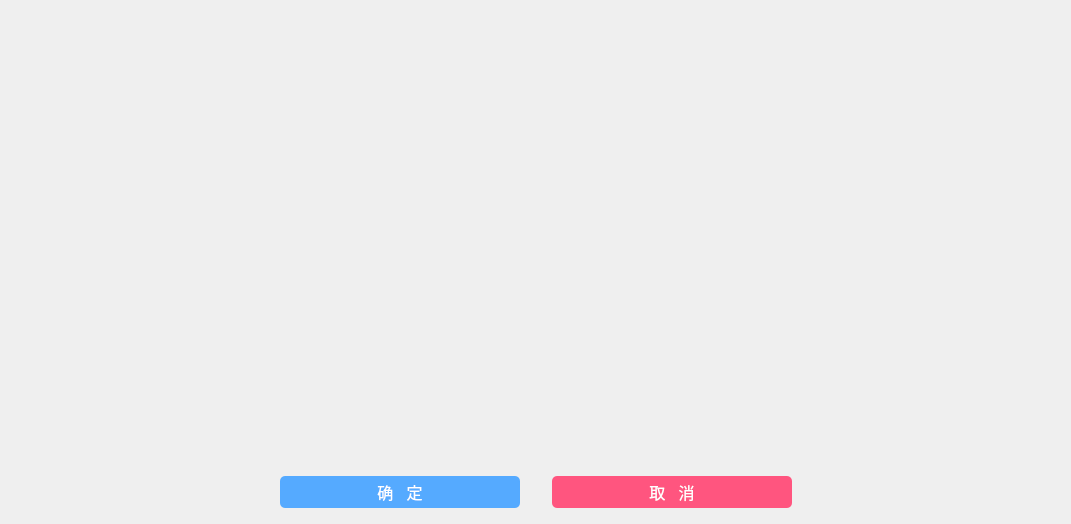
First picture: the form in creator-pluginBucket/res/bucketPicker.ui, repository VRMakerTeam/VRMaker, before the edit.
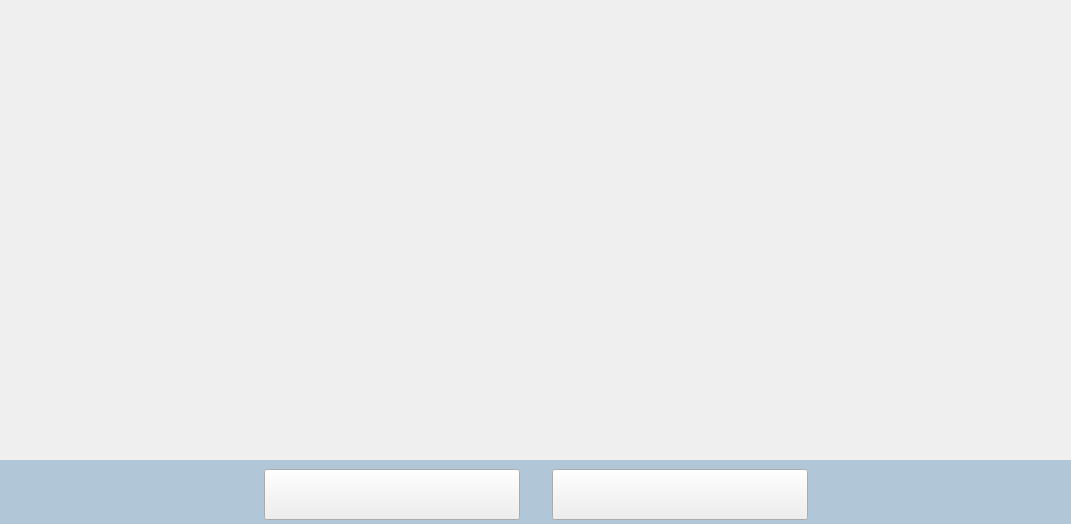
Second picture: the form after the edit. Icons and pictures are not drawn.

The edit to the form file:
```diff
--- a/creator-pluginBucket/res/bucketPicker.ui
+++ b/creator-pluginBucket/res/bucketPicker.ui
@@ -14,28 +14,27 @@
    <string>Form</string>
   </property>
   <property name="styleSheet">
-   <string notr="true">QWidget[accessibleName=&quot;color:333337&quot;]{
-	background-color: rgb(51,51,55);
+   <string notr="true">QWidget#widget_4{
+	background-color: #b1c6d7;
 }
 
 QPushButton{
-	border-radius:5;
-	color: rgb(255, 255, 255);
-	font: 12pt;
+	color: transparent;
 }
 
 QPushButton#__btnOK{
-	background-color: rgb(85, 170, 255);
+	border-image: url(:/pluginBucket/buttons/img/ok_normal.png);
 }
 QPushButton#__btnOK:pressed{
 	background-color: rgb(62, 124, 186);
 }
 QPushButton#__btnOK:disabled{
-	background-color: rgb(148, 148, 148);
+	
+	border-image: url(:/pluginBucket/buttons/img/ok_disable.png);
 }
 
 QPushButton#__btnCancel{
-	background-color: rgb(255, 85, 127);
+	border-image: url(:/pluginBucket/buttons/img/cancel_normal.png);
 }
 QPushButton#__btnCancel:pressed{
 	background-color: rgb(175, 58, 87);
@@ -119,14 +118,14 @@
         </property>
         <property name="minimumSize">
          <size>
-          <width>240</width>
-          <height>32</height>
+          <width>256</width>
+          <height>51</height>
          </size>
         </property>
         <property name="maximumSize">
          <size>
-          <width>240</width>
-          <height>32</height>
+          <width>256</width>
+          <height>51</height>
          </size>
         </property>
         <property name="text">
@@ -138,14 +137,14 @@
        <widget class="QPushButton" name="__btnCancel">
         <property name="minimumSize">
          <size>
-          <width>240</width>
-          <height>32</height>
+          <width>256</width>
+          <height>51</height>
          </size>
         </property>
         <property name="maximumSize">
          <size>
-          <width>240</width>
-          <height>32</height>
+          <width>256</width>
+          <height>51</height>
          </size>
         </property>
         <property name="text">
```
Left out of the diff: 11 changed lines with no effect on the pictures.
